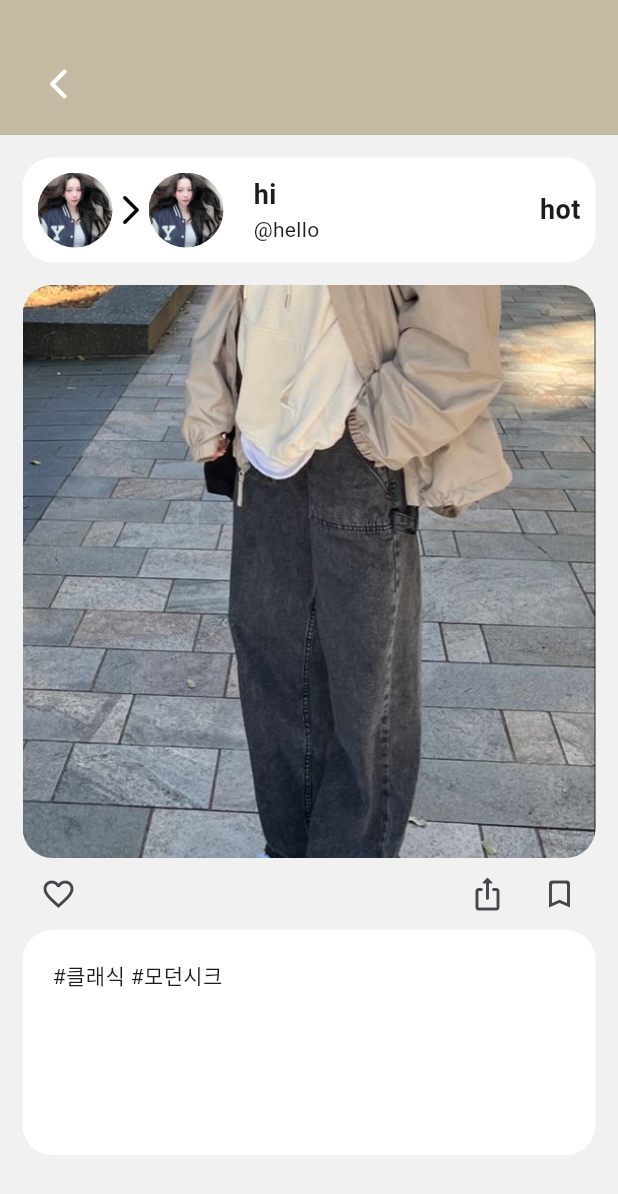
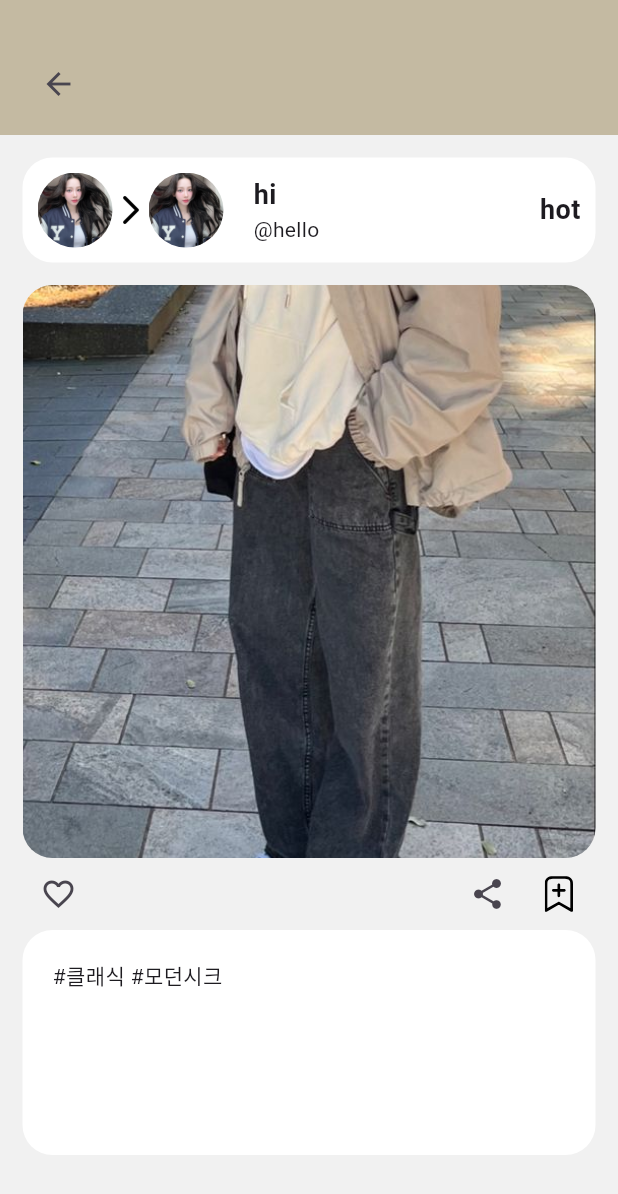
Before and after one commit to euclid-lyc/lyc-frontend, a Flutter app: the CoordiDetailScreen screen opened directly with sample values from the repository, on a phone screen of 412 x 824 dp. Shown: the top 1194 px of the screen. Run offline on Flutter 3.47's test engine with Material 3 defaults, Android fonts, the phone set to English and light mode, and no system bars; our stand-ins replace awesome_bottom_bar, flutter_svg.

Commit message:
저장 취소 아이콘 구현 PVG 파일 아이콘으로 사용 가능

```diff
--- a/lyc_flutter_project/lib/screens/coordi_detail_screen.dart
+++ b/lyc_flutter_project/lib/screens/coordi_detail_screen.dart
@@ -1,14 +1,21 @@
 import 'package:flutter/material.dart';
 import 'package:lyc_flutter_project/data/app_color.dart';
 import 'package:lyc_flutter_project/model/coordi.dart';
-import 'package:lyc_flutter_project/widget/custom_back_button.dart';
+import 'package:flutter_svg/flutter_svg.dart';
 
-class CoordiDetailScreen extends StatelessWidget {
+class CoordiDetailScreen extends StatefulWidget {
   final Coordi coordi;
   final bool isMyCoordi;
 
+
   const CoordiDetailScreen(
       {super.key, required this.coordi, required this.isMyCoordi});
+  @override
+  _CoordiDetailScreenState createState() => _CoordiDetailScreenState();
+}
+
+class _CoordiDetailScreenState extends State<CoordiDetailScreen> {
+  bool isSaved = false;
 
   @override
   Widget build(BuildContext context) {
@@ -25,16 +32,16 @@ class CoordiDetailScreen extends StatelessWidget {
               children: [
                 Padding(
                   padding:
-                      const EdgeInsets.symmetric(horizontal: 15, vertical: 10),
+                  const EdgeInsets.symmetric(horizontal: 15, vertical: 10),
                   child: Row(
                     crossAxisAlignment: CrossAxisAlignment.end,
                     children: [
                       IconButton(
-                        icon: CustomBackButton(),
+                        icon: Icon(Icons.arrow_back),
                         onPressed: () => Navigator.pop(context),
                       ),
                       Spacer(),
-                      if (isMyCoordi == true)
+                      if (widget.isMyCoordi)
                         IconButton(
                           icon: Icon(
                             Icons.delete_outline_rounded,
@@ -100,12 +107,12 @@ class CoordiDetailScreen extends StatelessWidget {
                       mainAxisAlignment: MainAxisAlignment.center,
                       children: [
                         Text(
-                          coordi.posterName,
+                          widget.coordi.posterName,
                           style: TextStyle(
                               fontSize: 18, fontWeight: FontWeight.w600),
                         ),
                         Text(
-                          '@${coordi.posterId}',
+                          '@${widget.coordi.posterId}',
                           style: TextStyle(
                             fontWeight: FontWeight.w400,
                           ),
@@ -114,7 +121,7 @@ class CoordiDetailScreen extends StatelessWidget {
                     ),
                     Spacer(),
                     Text(
-                      coordi.weather,
+                      widget.coordi.weather,
                       style: TextStyle(
                         fontSize: 18,
                         fontWeight: FontWeight.w600,
@@ -125,13 +132,13 @@ class CoordiDetailScreen extends StatelessWidget {
               ),
               // 사진
               Hero(
-                tag: coordi,
+                tag: widget.coordi,
                 child: AspectRatio(
                   aspectRatio: 1,
                   child: ClipRRect(
                     borderRadius: BorderRadius.circular(20),
                     child: Image.asset(
-                      'assets/${coordi.image}.jpg',
+                      'assets/${widget.coordi.image}.jpg',
                       fit: BoxFit.cover,
                     ),
                   ),
@@ -150,12 +157,22 @@ class CoordiDetailScreen extends StatelessWidget {
                       children: [
                         IconButton(
                           onPressed: () {},
-                          icon: Icon(Icons.ios_share_rounded),
+                          icon: Icon(Icons.share),
                         ),
                         IconButton(
-                          onPressed: () {},
-                          icon: Icon(Icons.bookmark_outline_rounded),
-                        ),
+                          onPressed: () {
+                            setState(() {
+                              isSaved = !isSaved;
+                            });
+                          },
+                          icon: SvgPicture.asset(
+                            isSaved
+                                ? 'assets/icon_saved.svg'
+                                : 'assets/icon_save.svg',
+                            width: 24,
+                            height: 24,
+
+                          ),),
                       ],
                     )
                   ],
@@ -171,7 +188,7 @@ class CoordiDetailScreen extends StatelessWidget {
                   color: Colors.white,
                   borderRadius: BorderRadius.circular(20),
                 ),
-                child: Text(coordi.style.join(' ')),
+                child: Text(widget.coordi.style.join(' ')),
               )
             ],
           ),
--- a/lyc_flutter_project/pubspec.yaml
+++ b/lyc_flutter_project/pubspec.yaml
@@ -11,6 +11,9 @@ environment:
 dependencies:
   flutter:
     sdk: flutter
+  flutter_svg_provider: ^1.0.7
+  flutter_svg: ^2.0.10+1
+
 
 
   cupertino_icons: ^1.0.6
@@ -20,7 +23,7 @@ dev_dependencies:
   flutter_test:
     sdk: flutter
 
-  flutter_lints: ^3.0.0
+  flutter_lints: ^4.0.0
 
 flutter:
   assets:
```
Also changed, not shown: lyc_flutter_project/assets/icon_save.svg (added), lyc_flutter_project/assets/icon_saved.svg (added), lyc_flutter_project/pubspec.lock.
